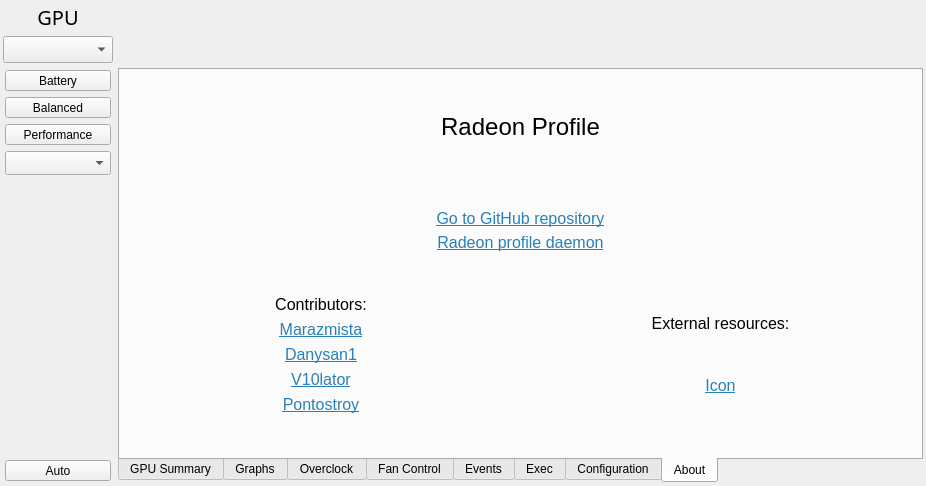
marazmista/radeon-profile, file radeon-profile/radeon_profile.ui: the form before one commit.
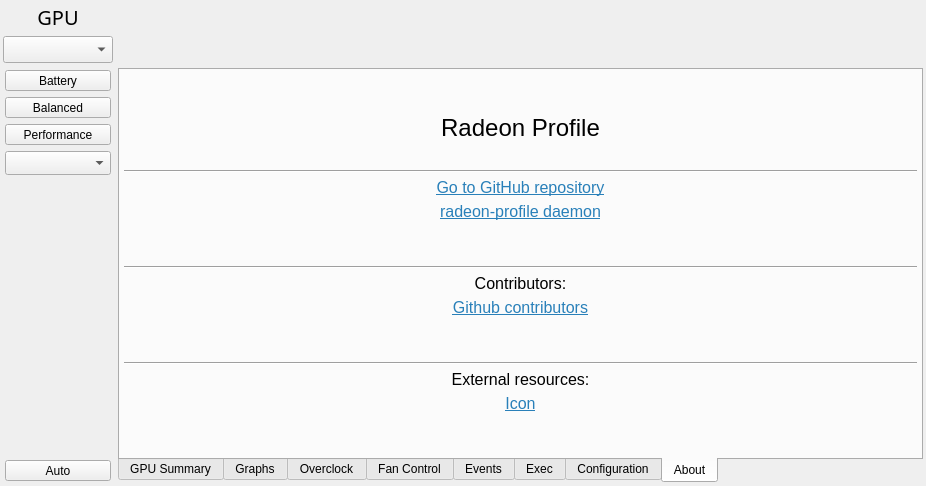
The form after the commit. The open tabs and pages were chosen to show the change. Icons and pictures are not drawn.

Commit message: version bump, modified about page

Patch:
```diff
--- a/radeon-profile/radeon_profile.ui
+++ b/radeon-profile/radeon_profile.ui
@@ -378,7 +378,7 @@
        <enum>QTabWidget::South</enum>
       </property>
       <property name="currentIndex">
-       <number>0</number>
+       <number>3</number>
       </property>
       <widget class="QWidget" name="infoTab">
        <attribute name="title">
@@ -1502,7 +1502,7 @@
            </sizepolicy>
           </property>
           <property name="currentIndex">
-           <number>0</number>
+           <number>2</number>
           </property>
           <widget class="QWidget" name="page"/>
           <widget class="QWidget" name="page_fixed">
@@ -3806,17 +3806,11 @@
          </widget>
         </item>
         <item>
-         <spacer name="verticalSpacer_9">
+         <widget class="Line" name="line">
           <property name="orientation">
-           <enum>Qt::Vertical</enum>
+           <enum>Qt::Horizontal</enum>
           </property>
-          <property name="sizeHint" stdset="0">
-           <size>
-            <width>20</width>
-            <height>40</height>
-           </size>
-          </property>
-         </spacer>
+         </widget>
         </item>
         <item>
          <widget class="QLabel" name="label_gitHubRepo">
@@ -3847,7 +3841,7 @@
            </font>
           </property>
           <property name="text">
-           <string>&lt;html&gt;&lt;head/&gt;&lt;body&gt;&lt;p&gt;&lt;a href=&quot;https://github.com/marazmista/radeon-profile-daemon&quot;&gt;&lt;span style=&quot; text-decoration: underline; color:#2980b9;&quot;&gt;Radeon profile daemon&lt;/span&gt;&lt;/a&gt;&lt;/p&gt;&lt;/body&gt;&lt;/html&gt;</string>
+           <string>&lt;html&gt;&lt;head/&gt;&lt;body&gt;&lt;p&gt;&lt;a href=&quot;https://github.com/marazmista/radeon-profile-daemon&quot;&gt;&lt;span style=&quot; text-decoration: underline; color:#2980b9;&quot;&gt;radeon-profile daemon&lt;/span&gt;&lt;/a&gt;&lt;/p&gt;&lt;/body&gt;&lt;/html&gt;</string>
           </property>
           <property name="textFormat">
            <enum>Qt::RichText</enum>
@@ -3874,9 +3868,12 @@
          </spacer>
         </item>
         <item>
-         <layout class="QHBoxLayout" name="horizontalLayout_14">
-          <item>
-           <layout class="QVBoxLayout" name="verticalLayout_18">
+         <widget class="Line" name="line_2">
+          <property name="orientation">
+           <enum>Qt::Horizontal</enum>
+          </property>
+         </widget>
+        </item>
             <item>
              <widget class="QLabel" name="label_contributors">
               <property name="font">
@@ -3900,7 +3897,7 @@
                </font>
               </property>
               <property name="text">
-               <string>&lt;html&gt;&lt;head/&gt;&lt;body&gt;&lt;p&gt;&lt;a href=&quot;https://github.com/marazmista&quot;&gt;&lt;span style=&quot; text-decoration: underline; color:#2980b9;&quot;&gt;Marazmista&lt;/span&gt;&lt;/a&gt;&lt;/p&gt;&lt;/body&gt;&lt;/html&gt;</string>
+           <string>&lt;html&gt;&lt;head/&gt;&lt;body&gt;&lt;p&gt;&lt;a href=&quot;https://github.com/marazmista/radeon-profile/graphs/contributors&quot;&gt;&lt;span style=&quot; text-decoration: underline; color:#2980b9;&quot;&gt;Github contributors&lt;/span&gt;&lt;/a&gt;&lt;/p&gt;&lt;/body&gt;&lt;/html&gt;</string>
               </property>
               <property name="textFormat">
                <enum>Qt::RichText</enum>
@@ -3914,72 +3911,25 @@
              </widget>
             </item>
             <item>
-             <widget class="QLabel" name="label_contributor2">
-              <property name="font">
-               <font>
-                <pointsize>12</pointsize>
-               </font>
-              </property>
-              <property name="text">
-               <string>&lt;html&gt;&lt;head/&gt;&lt;body&gt;&lt;p&gt;&lt;a href=&quot;https://github.com/Danysan1&quot;&gt;&lt;span style=&quot; text-decoration: underline; color:#2980b9;&quot;&gt;Danysan1&lt;/span&gt;&lt;/a&gt;&lt;/p&gt;&lt;/body&gt;&lt;/html&gt;</string>
-              </property>
-              <property name="textFormat">
-               <enum>Qt::RichText</enum>
-              </property>
-              <property name="alignment">
-               <set>Qt::AlignCenter</set>
-              </property>
-              <property name="openExternalLinks">
-               <bool>true</bool>
-              </property>
-             </widget>
+         <spacer name="verticalSpacer_11">
+          <property name="orientation">
+           <enum>Qt::Vertical</enum>
+          </property>
+          <property name="sizeHint" stdset="0">
+           <size>
+            <width>766</width>
+            <height>27</height>
+           </size>
+          </property>
+         </spacer>
             </item>
             <item>
-             <widget class="QLabel" name="label_contributor3">
-              <property name="font">
-               <font>
-                <pointsize>12</pointsize>
-               </font>
-              </property>
-              <property name="text">
-               <string>&lt;html&gt;&lt;head/&gt;&lt;body&gt;&lt;p&gt;&lt;a href=&quot;https://github.com/V10lator&quot;&gt;&lt;span style=&quot; text-decoration: underline; color:#2980b9;&quot;&gt;V10lator&lt;/span&gt;&lt;/a&gt;&lt;/p&gt;&lt;/body&gt;&lt;/html&gt;</string>
-              </property>
-              <property name="textFormat">
-               <enum>Qt::RichText</enum>
-              </property>
-              <property name="alignment">
-               <set>Qt::AlignCenter</set>
-              </property>
-              <property name="openExternalLinks">
-               <bool>true</bool>
-              </property>
-             </widget>
-            </item>
-            <item>
-             <widget class="QLabel" name="label_contributor4">
-              <property name="font">
-               <font>
-                <pointsize>12</pointsize>
-               </font>
-              </property>
-              <property name="text">
-               <string>&lt;html&gt;&lt;head/&gt;&lt;body&gt;&lt;p&gt;&lt;a href=&quot;https://github.com/pontostroy&quot;&gt;&lt;span style=&quot; text-decoration: underline; color:#2980b9;&quot;&gt;Pontostroy&lt;/span&gt;&lt;/a&gt;&lt;/p&gt;&lt;/body&gt;&lt;/html&gt;</string>
-              </property>
-              <property name="textFormat">
-               <enum>Qt::RichText</enum>
-              </property>
-              <property name="alignment">
-               <set>Qt::AlignCenter</set>
-              </property>
-              <property name="openExternalLinks">
-               <bool>true</bool>
-              </property>
-             </widget>
-            </item>
-           </layout>
-          </item>
-          <item>
-           <layout class="QVBoxLayout" name="verticalLayout_16">
+         <widget class="Line" name="line_3">
+          <property name="orientation">
+           <enum>Qt::Horizontal</enum>
+          </property>
+         </widget>
+        </item>
             <item>
              <widget class="QLabel" name="label_contributors_2">
               <property name="font">
@@ -4016,12 +3966,8 @@
               </property>
              </widget>
             </item>
-           </layout>
-          </item>
-         </layout>
-        </item>
         <item>
-         <spacer name="verticalSpacer_11">
+         <spacer name="verticalSpacer_13">
           <property name="orientation">
            <enum>Qt::Vertical</enum>
           </property>
@@ -4033,6 +3979,16 @@
           </property>
          </spacer>
         </item>
+        <item>
+         <layout class="QHBoxLayout" name="horizontalLayout_14">
+          <item>
+           <layout class="QVBoxLayout" name="verticalLayout_18"/>
+          </item>
+          <item>
+           <layout class="QVBoxLayout" name="verticalLayout_16"/>
+          </item>
+         </layout>
+        </item>
        </layout>
       </widget>
      </widget>
```
Lines whose indentation alone changed are shown as unchanged. The commit also changes 1 other file.
